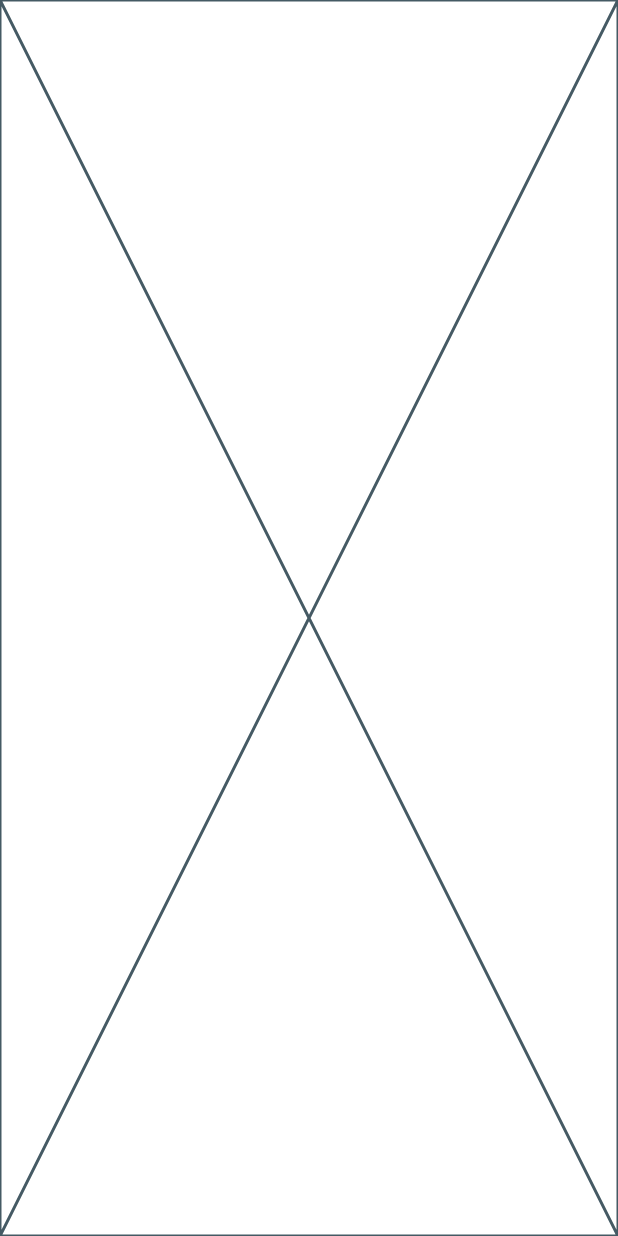
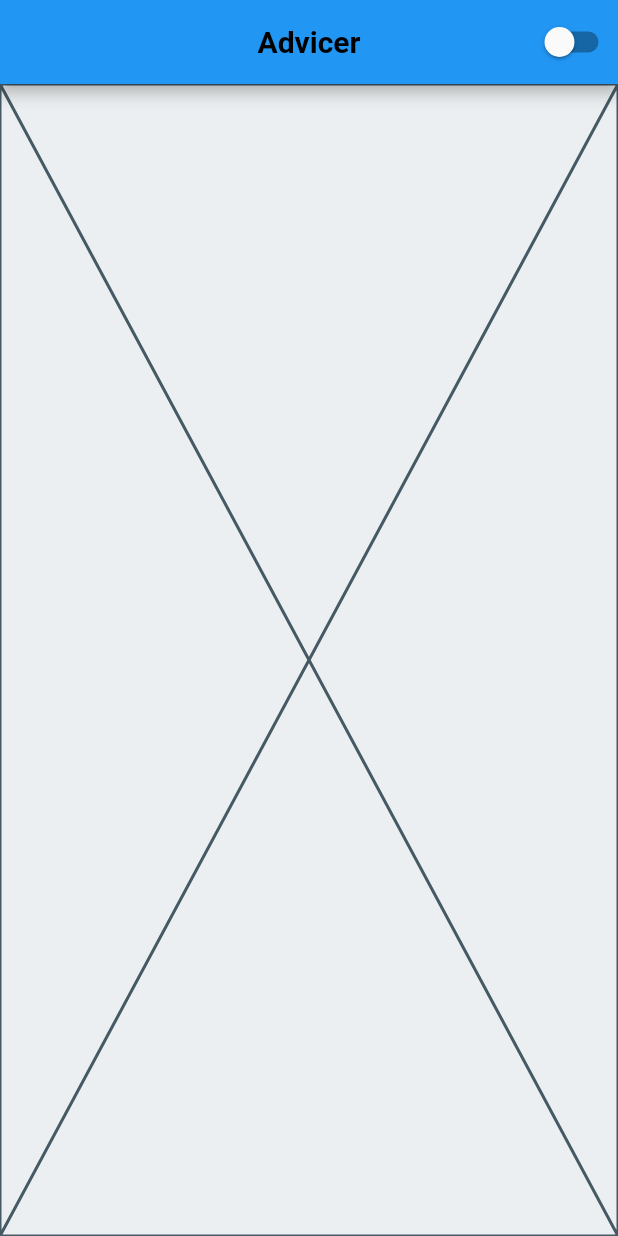
Before and after one commit to gmoral75/advicer, a Flutter app: the screen it shows after launch, on a phone screen of 412 x 824 dp. Run offline on Flutter 3.47's test engine with Material 2 defaults, Android fonts, the phone set to English and light mode, and no system bars; Roboto replaces fonts that are missing (Rubik).

Commit message:
Add advice_page

```diff
--- a/lib/2_aplication/pages/advice/advice_page.dart
+++ b/lib/2_aplication/pages/advice/advice_page.dart
@@ -0,0 +1,27 @@
+
+import 'package:advicer/2_aplication/core/services/theme_service.dart';
+import 'package:flutter/material.dart';
+import 'package:provider/provider.dart';
+
+class AdvicePage extends StatelessWidget {
+  const AdvicePage({super.key});
+
+  @override
+  Widget build(BuildContext context) {
+    final themeData = Theme.of(context);
+
+    return Scaffold(
+      appBar: AppBar(
+        title: Text('Advicer', style: themeData.textTheme.headline1,),
+        centerTitle: true,
+        actions: [
+          Switch(value: Provider.of<ThemeService>(context).isDarkModeOn,
+          onChanged: (_) {
+            Provider.of<ThemeService>(context, listen: false).toggleTheme();
+          })
+        ],
+      ),
+      body: Placeholder(),
+    );
+  }
+}
--- a/lib/main.dart
+++ b/lib/main.dart
@@ -1,3 +1,4 @@
+import 'package:advicer/2_aplication/pages/advice/advice_page.dart';
 import 'package:flutter/material.dart';
 import 'package:provider/provider.dart';
 import 'package:advicer/theme.dart';
@@ -19,7 +20,7 @@ class MyApp extends StatelessWidget {
         themeMode: themeService.isDarkModeOn ? ThemeMode.dark : ThemeMode.light,
         theme: AppTheme.lightTheme,
         darkTheme: AppTheme.darkTheme,
-        home: const Placeholder(),
+        home: const AdvicePage(),
       );
     });
   }
```
